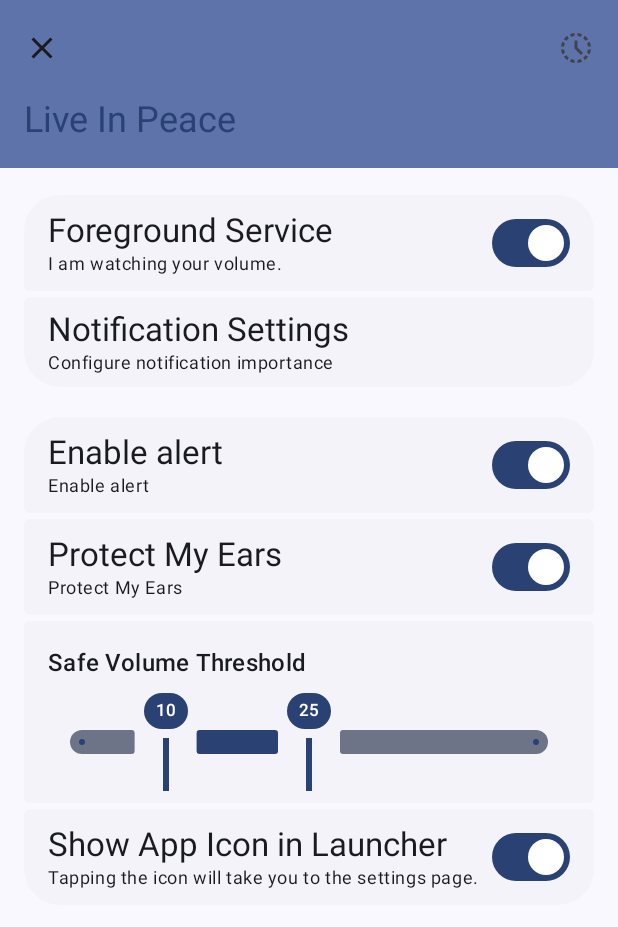
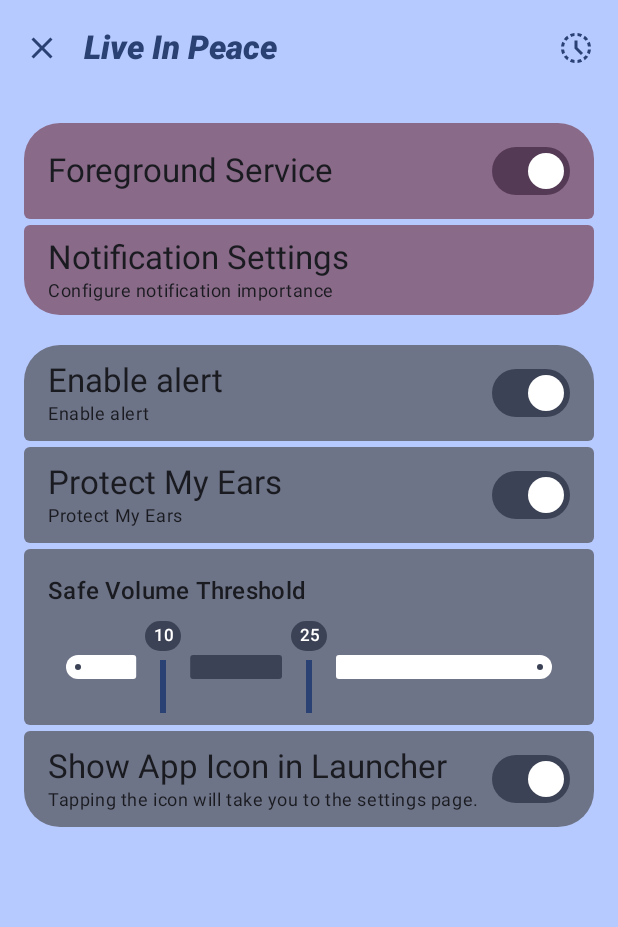
Before and after one commit to Steve-Mr/LiveInPeace, an Android app built with Jetpack Compose: the composable SettingsScreen shown on its own in the app's theme, on a phone screen of 412 x 824 dp. Shown: the top 927 px of the screen. Run offline under Robolectric (Android 15) with nearby library versions, the light colour scheme and no system bars; our stand-ins replace Dagger/Hilt's generated code.

Commit message:
Refactor SettingsScreen UI and component styling
This commit refactors the `SettingsScreen` and its components to improve visual consistency and user experience.

Key changes include:
- **TopAppBar Styling**:
    - Switched from `MediumTopAppBar` to `TopAppBar` with a `pinnedScrollBehavior`.
    - Updated `TopAppBar` colors to use `inversePrimary` for the container and `primary` for title and icons.
    - Applied a custom style (bold, italic) to the app name in the `TopAppBar`.
- **Settings Item Styling**:
    - Introduced `containerColor` parameter to `SettingsItem` for better theming flexibility.
    - Set specific container colors for different groups of settings (e.g., `tertiaryContainer` for foreground service settings, `secondaryContainer` for watching and protection settings).
    - Updated `SettingsItem` background to use `inversePrimary`.
- **Switch Component Styling**:
    - Added `switchColor` parameter to `SwitchRow` to customize switch track color.
    - `SwitchRow` description is now optional.
- **Slider Component Styling**:
    - `RangeSlider` now fills the available width.
    - Updated `RangeSlider` and `SliderValueIndicator` colors to align with the new theme (using `secondary` and `onSecondary` colors).
    - Adjusted padding and width for `SliderValueIndicator` text for better layout.
- **Layout Adjustments**:
    - Added top padding to the main `Column` in `SettingsScreen` to account for the `TopAppBar`.
    - Removed `EnableForegroundRow` as its functionality is now integrated into `SettingsItem` and `SwitchRow`.
    - Added a `Spacer` between the text content and the switch in `SwitchRow` for better visual separation.
- **Material3 Version**:
    - Updated Material3 dependency to `1.4.0-alpha15`.

```diff
--- a/app/build.gradle
+++ b/app/build.gradle
@@ -105,7 +105,7 @@ dependencies {
     implementation 'androidx.compose.ui:ui'
     implementation 'androidx.compose.ui:ui-graphics'
     implementation 'androidx.compose.ui:ui-tooling-preview'
-    implementation 'androidx.compose.material3:material3'
+    implementation 'androidx.compose.material3:material3:1.4.0-alpha15'
     androidTestImplementation platform('androidx.compose:compose-bom:2025.06.00')
     androidTestImplementation 'androidx.compose.ui:ui-test-junit4'
     debugImplementation 'androidx.compose.ui:ui-tooling'
--- a/app/src/main/java/com/maary/liveinpeace/ui/screen/SettingsComponents.kt
+++ b/app/src/main/java/com/maary/liveinpeace/ui/screen/SettingsComponents.kt
@@ -10,6 +10,7 @@ import androidx.compose.foundation.layout.Arrangement
 import androidx.compose.foundation.layout.Box
 import androidx.compose.foundation.layout.Column
 import androidx.compose.foundation.layout.Row
+import androidx.compose.foundation.layout.Spacer
 import androidx.compose.foundation.layout.fillMaxWidth
 import androidx.compose.foundation.layout.height
 import androidx.compose.foundation.layout.padding
@@ -29,6 +30,7 @@ import androidx.compose.material3.RangeSlider
 import androidx.compose.material3.SliderDefaults
 import androidx.compose.material3.Surface
 import androidx.compose.material3.Switch
+import androidx.compose.material3.SwitchDefaults
 import androidx.compose.material3.Text
 import androidx.compose.runtime.Composable
 import androidx.compose.runtime.LaunchedEffect
@@ -43,6 +45,7 @@ import androidx.compose.ui.draw.shadow
 import androidx.compose.ui.graphics.Color
 import androidx.compose.ui.input.pointer.pointerInput
 import androidx.compose.ui.res.stringResource
+import androidx.compose.ui.text.style.TextAlign
 import androidx.compose.ui.unit.Dp
 import androidx.compose.ui.unit.dp
 import androidx.core.util.toRange
@@ -50,17 +53,19 @@ import com.maary.liveinpeace.ui.theme.Typography
 import com.maary.liveinpeace.R
 
 @Composable
-fun TextContent(modifier: Modifier = Modifier, title: String, description: String) {
+fun TextContent(modifier: Modifier = Modifier, title: String, description: String? = null) {
     Column(modifier = modifier){
         Text(
             title,
             style = Typography.titleLarge
         )
-        Text(
-            description,
-            style = Typography.bodySmall,
-            maxLines = 5
-        )
+        if (description != null) {
+            Text(
+                description,
+                style = Typography.bodySmall,
+                maxLines = 5
+            )
+        }
     }
 }
 
@@ -114,8 +119,9 @@ fun DropdownItem(modifier: Modifier, options: MutableList<String>, position: Int
 @Composable
 fun SwitchRow(
     title: String,
-    description: String,
+    description: String? = null,
     state: Boolean,
+    switchColor: Color = MaterialTheme.colorScheme.secondary,
     onCheckedChange: (Boolean) -> Unit
 ) {
     Row(
@@ -127,31 +133,8 @@ fun SwitchRow(
         verticalAlignment = Alignment.CenterVertically
     ) {
         TextContent(modifier = Modifier.weight(1f), title = title, description = description)
-        Switch(checked = state, onCheckedChange = onCheckedChange)
-    }
-}
-
-@Composable
-fun EnableForegroundRow(
-    state: Boolean,
-    onCheckedChange: (Boolean) -> Unit,
-    onNotificationSettingsClicked: () -> Unit
-) {
-    Column {
-        SwitchRow(
-            title = stringResource(id = R.string.default_channel),
-            description = stringResource(id = R.string.default_channel_description),
-            state = state,
-            onCheckedChange = onCheckedChange)
-        if (state) {
-            TextContent(
-                modifier = Modifier
-                    .fillMaxWidth()
-                    .clickable { onNotificationSettingsClicked() }
-                    .padding(start = 32.dp, top = 8.dp, end = 32.dp, bottom = 8.dp),
-                title = stringResource(id = R.string.notification_settings),
-                description = stringResource(R.string.notification_settings_description))
-        }
+        Spacer(modifier = Modifier.width(8.dp))
+        Switch(checked = state, onCheckedChange = onCheckedChange, colors = SwitchDefaults.colors(checkedTrackColor = switchColor))
     }
 }
 
@@ -201,6 +184,7 @@ fun ThresholdSlider(title: String, range: IntRange, onValueChangeFinished: (IntR
         }
 
         RangeSlider(
+            modifier = Modifier.fillMaxWidth(),
             value = sliderPosition,
             steps = 0,
             onValueChange = { newRange ->
@@ -226,7 +210,16 @@ fun ThresholdSlider(title: String, range: IntRange, onValueChangeFinished: (IntR
                     value = sliderPosition.endInclusive,
                     enabled = true
                 )
-            }
+            },
+            colors = SliderDefaults.colors(
+                activeTrackColor = MaterialTheme.colorScheme.secondary,
+//                thumbColor = MaterialTheme.colorScheme.secondary,
+                inactiveTrackColor = MaterialTheme.colorScheme.onSecondary,
+//                activeTickColor = MaterialTheme.colorScheme.onSecondaryContainer,
+//                inactiveTickColor = MaterialTheme.colorScheme.onSecondaryContainer,
+//                disabledActiveTickColor = MaterialTheme.colorScheme.onSecondaryContainer,
+//                disabledInactiveTickColor = MaterialTheme.colorScheme.onSecondaryContainer
+            )
         )
     }
 }
@@ -237,8 +230,8 @@ private fun ValueIndicatorThumb(
     enabled: Boolean
 ) {
     // 根据可用状态选择颜色
-    val indicatorColor = if (enabled) MaterialTheme.colorScheme.primary else MaterialTheme.colorScheme.onSurface.copy(alpha = 0.38f)
-    val textColor = if (enabled) MaterialTheme.colorScheme.onPrimary else MaterialTheme.colorScheme.surface
+    val indicatorColor = if (enabled) MaterialTheme.colorScheme.secondary else MaterialTheme.colorScheme.onSurface.copy(alpha = 0.38f)
+    val textColor = if (enabled) MaterialTheme.colorScheme.onSecondary else MaterialTheme.colorScheme.surface
 
     // 使用 Column 垂直排列指示器和滑块
     Column(horizontalAlignment = Alignment.CenterHorizontally) {
@@ -253,7 +246,8 @@ private fun ValueIndicatorThumb(
                 text = "%.0f".format(value), // 将数值格式化为整数
                 color = textColor,
                 style = MaterialTheme.typography.labelSmall, // 使用 MD3 的字体样式
-                modifier = Modifier.padding(horizontal = 8.dp, vertical = 4.dp)
+                textAlign = TextAlign.Center,
+                modifier = Modifier.width(24.dp).padding(horizontal = 4.dp, vertical = 2.dp)
             )
         }
 
@@ -279,6 +273,7 @@ enum class GroupPosition {
 fun SettingsItem(
     position: GroupPosition,
     modifier: Modifier = Modifier,
+    containerColor: Color = MaterialTheme.colorScheme.surfaceContainerLow,
     content: @Composable () -> Unit
 ) {
     // 根据 position 决定圆角形状
@@ -294,7 +289,7 @@ fun SettingsItem(
             .fillMaxWidth()
             .padding(horizontal = 16.dp, vertical = 2.dp)
             .clip(shape) // 动态应用形状
-            .background(MaterialTheme.colorScheme.surfaceContainerLow),
+            .background(containerColor),
         contentAlignment = Alignment.Center
     ) {
         content()
--- a/app/src/main/java/com/maary/liveinpeace/ui/screen/SettingsScreen.kt
+++ b/app/src/main/java/com/maary/liveinpeace/ui/screen/SettingsScreen.kt
@@ -14,6 +14,7 @@ import androidx.compose.animation.fadeIn
 import androidx.compose.animation.fadeOut
 import androidx.compose.animation.slideInVertically
 import androidx.compose.animation.slideOutVertically
+import androidx.compose.foundation.background
 import androidx.compose.foundation.clickable
 import androidx.compose.foundation.gestures.detectTapGestures
 import androidx.compose.foundation.layout.Arrangement
@@ -43,6 +44,7 @@ import androidx.compose.material3.OutlinedTextField
 import androidx.compose.material3.Scaffold
 import androidx.compose.material3.Switch
 import androidx.compose.material3.Text
+import androidx.compose.material3.TopAppBar
 import androidx.compose.material3.TopAppBarDefaults
 import androidx.compose.material3.rememberTopAppBarState
 import androidx.compose.runtime.Composable
@@ -59,6 +61,9 @@ import androidx.compose.ui.input.pointer.pointerInput
 import androidx.compose.ui.platform.LocalContext
 import androidx.compose.ui.res.painterResource
 import androidx.compose.ui.res.stringResource
+import androidx.compose.ui.text.TextStyle
+import androidx.compose.ui.text.font.FontStyle
+import androidx.compose.ui.text.font.FontWeight
 import androidx.compose.ui.unit.dp
 import com.maary.liveinpeace.ui.theme.Typography
 import com.maary.liveinpeace.R
@@ -73,7 +78,7 @@ import com.maary.liveinpeace.activity.HistoryActivity
 @Composable
 fun SettingsScreen(settingsViewModel: SettingsViewModel = viewModel()) {
 
-    val scrollBehavior = TopAppBarDefaults.enterAlwaysScrollBehavior(rememberTopAppBarState())
+    val scrollBehavior = TopAppBarDefaults.pinnedScrollBehavior()
     val context = LocalContext.current
 
     if (Build.VERSION.SDK_INT >= Build.VERSION_CODES.TIRAMISU) {
@@ -91,13 +96,20 @@ fun SettingsScreen(settingsViewModel: SettingsViewModel = viewModel()) {
     Scaffold (
         modifier = Modifier.nestedScroll(scrollBehavior.nestedScrollConnection),
         topBar = {
-            MediumTopAppBar(
+            TopAppBar(
                 colors = TopAppBarDefaults.topAppBarColors(
-                    containerColor = MaterialTheme.colorScheme.primaryContainer,
+                    containerColor = MaterialTheme.colorScheme.inversePrimary,
                     titleContentColor = MaterialTheme.colorScheme.primary,
+                    navigationIconContentColor = MaterialTheme.colorScheme.primary,
+                    actionIconContentColor = MaterialTheme.colorScheme.primary
                 ),
                 title = {
-                    Text(stringResource(R.string.app_name))
+                    Text(stringResource(R.string.app_name),
+                        style = Typography.titleLarge.copy(
+                            fontWeight = FontWeight.Black,
+                            fontStyle = FontStyle.Italic
+                        )
+                    )
                 },
                 navigationIcon = {
                     IconButton(onClick = {
@@ -128,13 +140,14 @@ fun SettingsScreen(settingsViewModel: SettingsViewModel = viewModel()) {
         Column(
             modifier = Modifier
                 .fillMaxSize()
-                .padding(top = innerPadding.calculateTopPadding())
                 .verticalScroll(rememberScrollState())
+                .background(MaterialTheme.colorScheme.inversePrimary)
         ){
 
             /**
              * 1. 启用状态
              * 2. 提醒状态
+             * 2.1 提醒时间 todo
              * 3. 音量保护
              * 3.1 安全音量阈值
              * 4. 隐藏桌面图标
@@ -143,18 +156,21 @@ fun SettingsScreen(settingsViewModel: SettingsViewModel = viewModel()) {
             val isProtectionOn by settingsViewModel.protectionSwitchState.collectAsState()
             val isForegroundEnabled by settingsViewModel.foregroundSwitchState.collectAsState()
 
-            Spacer(modifier = Modifier.height(16.dp))
+            Spacer(modifier = Modifier.height(16.dp + innerPadding.calculateTopPadding()))
 
-            SettingsItem( position = if (isForegroundEnabled) GroupPosition.TOP else GroupPosition.SINGLE) {
+            SettingsItem(
+                position = if (isForegroundEnabled) GroupPosition.TOP else GroupPosition.SINGLE,
+                containerColor = MaterialTheme.colorScheme.tertiaryContainer) {
                 SwitchRow(
                     title = stringResource(id = R.string.default_channel),
-                    description = stringResource(id = R.string.default_channel_description),
                     state = isForegroundEnabled,
-                    onCheckedChange = { settingsViewModel.foregroundSwitch() })
+                    onCheckedChange = { settingsViewModel.foregroundSwitch() },
+                    switchColor = MaterialTheme.colorScheme.tertiary)
             }
 
             AnimatedVisibility(visible = isForegroundEnabled) {
-                SettingsItem(GroupPosition.BOTTOM) {
+                SettingsItem( position = GroupPosition.BOTTOM,
+                    containerColor = MaterialTheme.colorScheme.tertiaryContainer) {
                     TextContent(
                         modifier = Modifier
                             .fillMaxWidth()
@@ -173,7 +189,8 @@ fun SettingsScreen(settingsViewModel: SettingsViewModel = viewModel()) {
 
             Spacer(modifier = Modifier.height(16.dp))
 
-            SettingsItem(GroupPosition.TOP) {
+            SettingsItem(GroupPosition.TOP,
+                containerColor = MaterialTheme.colorScheme.secondaryContainer) {
                 SwitchRow(
                     title = stringResource(R.string.enable_watching),
                     description = stringResource(R.string.enable_watching) /* todo */,
@@ -182,7 +199,8 @@ fun SettingsScreen(settingsViewModel: SettingsViewModel = viewModel()) {
                 )
             }
 
-            SettingsItem(GroupPosition.MIDDLE) {
+            SettingsItem(GroupPosition.MIDDLE,
+                containerColor = MaterialTheme.colorScheme.secondaryContainer) {
                 SwitchRow(
                     title = stringResource(R.string.protection),
                     description = stringResource(R.string.protection) /* todo */,
@@ -193,7 +211,8 @@ fun SettingsScreen(settingsViewModel: SettingsViewModel = viewModel()) {
 
             // 使用 AnimatedVisibility 包裹需要条件显示的组件
             AnimatedVisibility(visible = isProtectionOn) {
-                SettingsItem(GroupPosition.MIDDLE) {
+                SettingsItem(GroupPosition.MIDDLE,
+                    containerColor = MaterialTheme.colorScheme.secondaryContainer) {
                     ThresholdSlider(
                         title = stringResource(id = R.string.safe_volume_threshold),
                         range = settingsViewModel.earProtectionThreshold.collectAsState().value,
@@ -202,7 +221,8 @@ fun SettingsScreen(settingsViewModel: SettingsViewModel = viewModel()) {
                 }
             }
 
-            SettingsItem(GroupPosition.BOTTOM) {
+            SettingsItem(GroupPosition.BOTTOM,
+                containerColor = MaterialTheme.colorScheme.secondaryContainer) {
                 SwitchRow(
                     title = stringResource(R.string.show_icon),
                     description = stringResource(R.string.show_icon_description),
```
